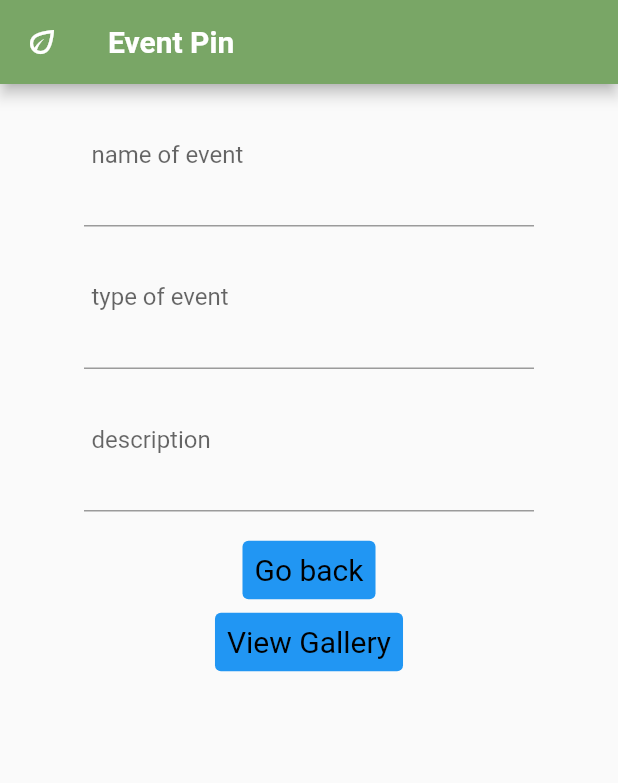
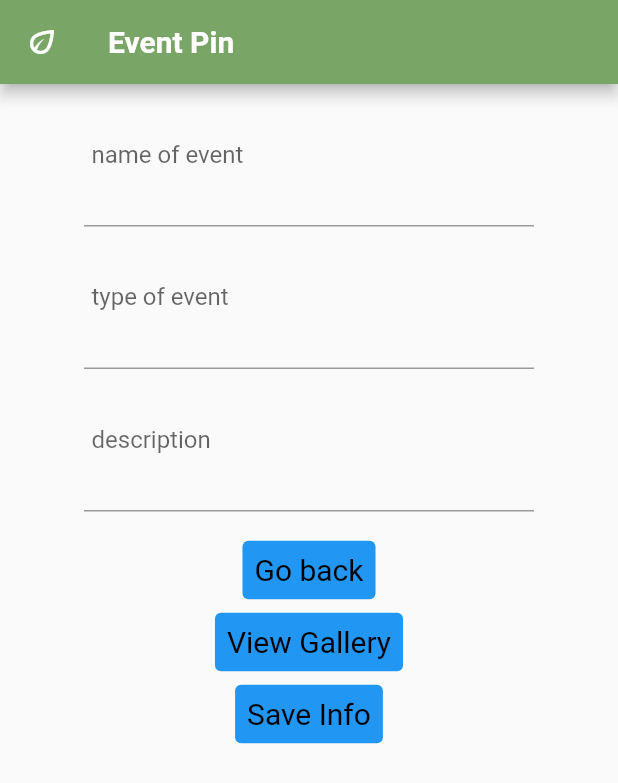
Before and after one commit to melimun/TrailMate, a Flutter app: the PinEvent screen opened directly, on a phone screen of 412 x 824 dp. Shown: the top 783 px of the screen. Run offline on Flutter 3.47's test engine with Material 2 defaults, Android fonts, the light colour scheme and no system bars; our stand-ins replace camera, cloud_firestore, firebase_core, geocoding, google_maps_flutter, image_picker and 1 more; missing offline and left inert: flutter_polyline_points; accounts and stored records are empty.

Commit message:
event inputs save to firebase database

```diff
--- a/lib/event.dart
+++ b/lib/event.dart
@@ -10,12 +10,11 @@ import 'dart:io';
 import 'package:trailmate/gallery_access.dart';
 import 'package:trailmate/main.dart';
 import 'package:trailmate/map_details.dart';
+import 'package:cloud_firestore/cloud_firestore.dart';
 
 
 
 class PinEvent extends StatelessWidget {
-  PinEvent();
-
 
   TextEditingController typeOfEventsController = TextEditingController();
 
@@ -23,10 +22,7 @@ class PinEvent extends StatelessWidget {
 
   TextEditingController descriptionController = TextEditingController();
 
-
 // Obtain a list of the available cameras on the device.
-
-
 
 // Get a specific camera from the list of available cameras.
 // inputs, type of events, name of event, description and photo
@@ -69,6 +65,7 @@ class PinEvent extends StatelessWidget {
                // onChanged: (description) => descriptionController.text = description,
               ),
             ),
+
         Container(
           margin: const EdgeInsets.only(top: 15.0),
           child: TextButton(
@@ -98,9 +95,25 @@ class PinEvent extends StatelessWidget {
                 Navigator.of(context).push(MaterialPageRoute(
                     builder: (BuildContext context) => GalleryAccess()));
               },),
+            TextButton(
+              style: TextButton.styleFrom(
+                backgroundColor: Colors.blue,
+                foregroundColor: Colors.black,
+                padding: const EdgeInsets.all(8.0),
+                textStyle: const TextStyle(fontSize: 20),
+              ),
+              child: const Text('Save Info'),
+              onPressed: () async {
+                await FirebaseFirestore.instance.collection('events').add({
+                  'eventName': nameController.text,
+                  'eventType': typeOfEventsController.text,
+                  'eventDescription': descriptionController.text,
+                });
+              },)
           ],
         ),
       ),
+
     );
   }
 }
--- a/lib/main.dart
+++ b/lib/main.dart
@@ -9,12 +9,6 @@ import 'package:camera/camera.dart';
 //* Utilized flutter template for main page *//
 
 Future<void> main() async {
-
-  WidgetsFlutterBinding.ensureInitialized();
-  // Obtain a list of the available cameras on the device.
-  final cameras = await availableCameras();
-
-  final firstCamera = cameras.first;
 
   runApp(const MyApp());
   await Firebase.initializeApp(
```
Also changed, not shown: lib/camera.dart (+0 -9 lines), 1 other file.
